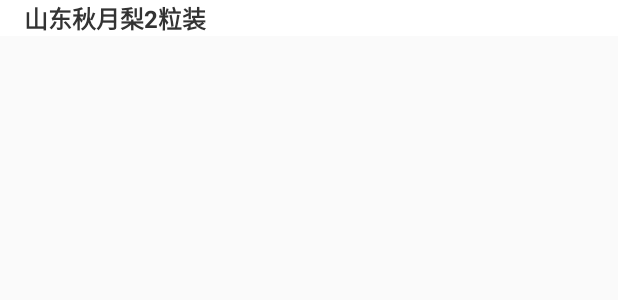
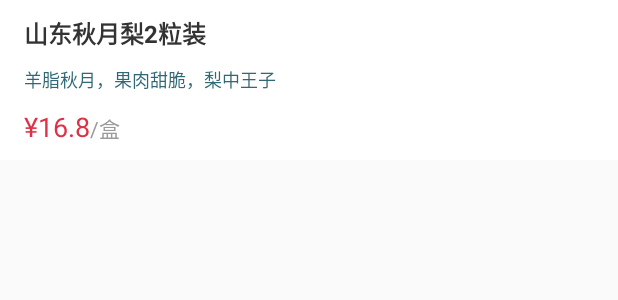
Before and after one commit to zhangzhihai1984/7FreshDemo, an Android app: the layout main_description_layout.xml on its own in the app's theme, with its tools: preview values and no code run, on a phone screen of 412 x 824 dp. Shown: the top 300 px of the screen. Run offline under Robolectric (Android 15) with nearby library versions, the phone set to English and light mode, and no system bars.

Commit message:
main description

```diff
--- a/app/src/main/java/com/usher/demo/main/fragment/MainProductFragment.kt
+++ b/app/src/main/java/com/usher/demo/main/fragment/MainProductFragment.kt
@@ -7,6 +7,7 @@ import com.usher.demo.base.BaseNavigationFragment
 import com.usher.demo.util.LogUtil
 import com.usher.demo.util.RxUtil
 import kotlinx.android.synthetic.main.fragment_main_product.*
+import kotlinx.android.synthetic.main.main_description_layout.*
 
 class MainProductFragment : BaseNavigationFragment(R.layout.fragment_main_product) {
     companion object {
@@ -21,6 +22,11 @@ class MainProductFragment : BaseNavigationFragment(R.layout.fragment_main_produc
                     result.data?.run {
                         LogUtil.log("data: ${Gson().toJson(this)}")
                         banner_view.data = imageUrls
+
+                        name_textview.text = skuName
+                        description_textview.text = adText
+                        price_textview.text = getString(R.string.main_price, jdPrice)
+                        unit_textview.text = buyUnit
                     }
                 }
     }
--- a/app/src/main/java/com/usher/demo/main/widget/BannerView.kt
+++ b/app/src/main/java/com/usher/demo/main/widget/BannerView.kt
@@ -42,7 +42,7 @@ class BannerView @JvmOverloads constructor(context: Context, attrs: AttributeSet
                 .filter { data.isNotEmpty() }
                 .to(RxUtil.autoDispose(context as LifecycleOwner))
                 .subscribe { position ->
-                    indicator_textview.text = context.getString(R.string.banner_indicator, position + 1, data.size)
+                    indicator_textview.text = context.getString(R.string.main_banner_indicator, position + 1, data.size)
                 }
     }
 
--- a/app/src/main/res/layout/main_banner_layout.xml
+++ b/app/src/main/res/layout/main_banner_layout.xml
@@ -16,7 +16,6 @@
         android:layout_marginBottom="16dp"
         android:background="@drawable/banner_indicator_background"
         android:gravity="center"
-        android:text="@string/banner_indicator"
         android:textColor="@android:color/white"
         android:textSize="12sp" />
 
--- a/app/src/main/res/layout/main_description_layout.xml
+++ b/app/src/main/res/layout/main_description_layout.xml
@@ -6,7 +6,9 @@
     android:background="@android:color/white"
     android:orientation="vertical"
     android:paddingStart="16dp"
-    android:paddingEnd="16dp">
+    android:paddingTop="10dp"
+    android:paddingEnd="16dp"
+    android:paddingBottom="10dp">
 
     <TextView
         android:id="@+id/name_textview"
@@ -17,4 +19,37 @@
         android:textStyle="bold"
         tools:text="山东秋月梨2粒装" />
 
+    <TextView
+        android:id="@+id/description_textview"
+        android:layout_width="wrap_content"
+        android:layout_height="wrap_content"
+        android:layout_marginTop="10dp"
+        android:textColor="@color/text_teal"
+        android:textSize="12sp"
+        tools:text="羊脂秋月，果肉甜脆，梨中王子" />
+
+    <LinearLayout
+        android:layout_width="wrap_content"
+        android:layout_height="wrap_content"
+        android:layout_marginTop="10dp"
+        android:orientation="horizontal">
+
+        <TextView
+            android:id="@+id/price_textview"
+            android:layout_width="wrap_content"
+            android:layout_height="wrap_content"
+            android:textColor="@color/colorWarn"
+            android:textSize="18sp"
+            tools:text="¥16.8" />
+
+        <TextView
+            android:id="@+id/unit_textview"
+            android:layout_width="wrap_content"
+            android:layout_height="wrap_content"
+            android:textColor="@color/text_9B"
+            android:textSize="14sp"
+            tools:text="/盒" />
+
+    </LinearLayout>
+
 </LinearLayout>
--- a/app/src/main/res/values/strings.xml
+++ b/app/src/main/res/values/strings.xml
@@ -20,6 +20,7 @@
     <!-- Main -->
     <string name="main_add">加入购物车</string>
 
-    <string name="banner_indicator">%1$d/%2$d</string>
+    <string name="main_banner_indicator">%1$d/%2$d</string>
+    <string name="main_price">¥%1$s</string>
 
 </resources>
```
